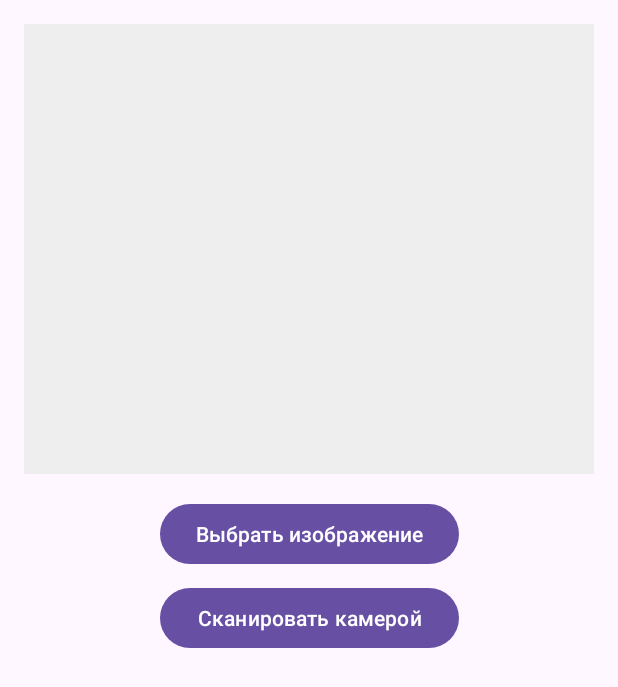
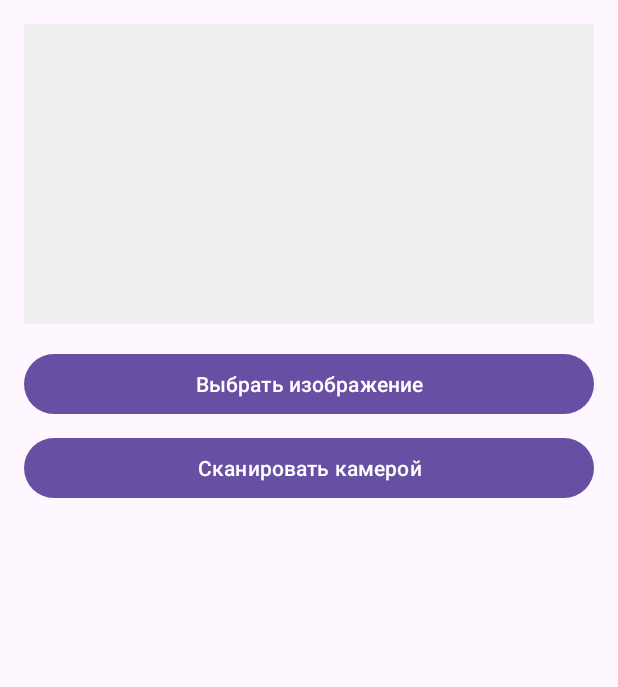
Before and after one commit to lepri4dw/garbage-scaner, an Android app: the screen it shows after launch (MainActivity), on a phone screen of 412 x 824 dp. Shown: the top 687 px of the screen. Run offline under Robolectric (Android 15) with nearby library versions, the phone set to English and light mode, and no system bars; libraries missing offline, so code that uses them is left out: com.google.api.gax, com.google.auth.oauth2, com.google.cloud.vision, com.karumi.dexter; pictures from the network do not load.

Commit message:
added Map in to Main

```diff
--- a/app/build.gradle.kts
+++ b/app/build.gradle.kts
@@ -66,11 +66,16 @@ dependencies {
     // Retrofit для работы с API
     implementation("com.google.code.gson:gson:2.10.1")
 
+    implementation ("com.android.volley:volley:1.2.1")
+
+
     val camerax_version = ("1.2.3")
     implementation ("androidx.camera:camera-core:$camerax_version")
     implementation ("androidx.camera:camera-camera2:$camerax_version")
     implementation ("androidx.camera:camera-lifecycle:$camerax_version")
     implementation ("androidx.camera:camera-view:$camerax_version")
+
+
 
     // Google Cloud Vision API
     implementation("com.google.cloud:google-cloud-vision:3.7.0")
--- a/app/src/main/java/com/example/garbagescaner/MainActivity.java
+++ b/app/src/main/java/com/example/garbagescaner/MainActivity.java
@@ -19,6 +19,7 @@ import androidx.appcompat.app.AppCompatActivity;
 import androidx.cardview.widget.CardView;
 
 import com.bumptech.glide.Glide;
+import com.example.garbagescaner.maps.MapActivity;
 import com.example.garbagescaner.remote.client.GeminiApiClient;
 import com.example.garbagescaner.remote.client.VisionApiClient;
 import com.example.garbagescaner.remote.gemini.GarbageInfo;
@@ -37,7 +38,8 @@ public class MainActivity extends AppCompatActivity {
 
     private ImageView imageView;
     private Button btnSelectImage;
-    private Button btnScanWithCamera; // Новая кнопка для сканирования камерой
+    private Button btnScanWithCamera; // Кнопка для сканирования камерой
+    private Button btnFindRecyclingPoints; // Кнопка для поиска пунктов приема
     private TextView tvLoading;
     private CardView cardResult;
     private TextView tvGarbageType;
@@ -50,6 +52,8 @@ public class MainActivity extends AppCompatActivity {
     // Лаунчеры для выбора изображения и сканирования камерой
     private ActivityResultLauncher<Intent> imagePickerLauncher;
     private ActivityResultLauncher<Intent> cameraLauncher;
+
+    private String currentWasteType; // Для хранения текущего типа отхода
 
     @Override
     protected void onCreate(Bundle savedInstanceState) {
@@ -65,7 +69,8 @@ public class MainActivity extends AppCompatActivity {
     private void initializeViews() {
         imageView = findViewById(R.id.imageView);
         btnSelectImage = findViewById(R.id.btnSelectImage);
-        btnScanWithCamera = findViewById(R.id.btnScanWithCamera); // Инициализация новой кнопки
+        btnScanWithCamera = findViewById(R.id.btnScanWithCamera);
+        btnFindRecyclingPoints = findViewById(R.id.btnFindRecyclingPoints);
         tvLoading = findViewById(R.id.tvLoading);
         cardResult = findViewById(R.id.cardResult);
         tvGarbageType = findViewById(R.id.tvGarbageType);
@@ -120,7 +125,8 @@ public class MainActivity extends AppCompatActivity {
 
     private void setupListeners() {
         btnSelectImage.setOnClickListener(v -> checkPermissionAndPickImage());
-        btnScanWithCamera.setOnClickListener(v -> openCameraScanner()); // Добавление обработчика для новой кнопки
+        btnScanWithCamera.setOnClickListener(v -> openCameraScanner());
+        btnFindRecyclingPoints.setOnClickListener(v -> openMap());
     }
 
     private void checkPermissionAndPickImage() {
@@ -157,10 +163,20 @@ public class MainActivity extends AppCompatActivity {
         imagePickerLauncher.launch(intent);
     }
 
-    // Новый метод для запуска активности сканера
+    // Метод для запуска активности сканера
     private void openCameraScanner() {
         Intent intent = new Intent(this, CameraActivity.class);
         cameraLauncher.launch(intent);
+    }
+
+    // Новый метод для открытия карты с пунктами приема
+    private void openMap() {
+        Intent intent = new Intent(this, MapActivity.class);
+        // Передаем тип отхода, чтобы сразу показать нужные пункты приема
+        if (currentWasteType != null && !currentWasteType.isEmpty()) {
+            intent.putExtra("waste_type", currentWasteType);
+        }
+        startActivity(intent);
     }
 
     private void displayImage(Bitmap bitmap) {
@@ -213,11 +229,13 @@ public class MainActivity extends AppCompatActivity {
     private void showLoading(boolean isLoading) {
         tvLoading.setVisibility(isLoading ? View.VISIBLE : View.GONE);
         btnSelectImage.setEnabled(!isLoading);
-        btnScanWithCamera.setEnabled(!isLoading); // Добавлено отключение кнопки сканера во время загрузки
+        btnScanWithCamera.setEnabled(!isLoading);
+        btnFindRecyclingPoints.setEnabled(!isLoading);
     }
 
     private void hideResult() {
         cardResult.setVisibility(View.GONE);
+        btnFindRecyclingPoints.setVisibility(View.GONE);
     }
 
     private void displayResult(GarbageInfo garbageInfo) {
@@ -225,5 +243,11 @@ public class MainActivity extends AppCompatActivity {
         tvInstructions.setText("Инструкция по подготовке: " + garbageInfo.getInstructions());
         tvEstimatedCost.setText("Оценочная стоимость: " + garbageInfo.getEstimatedCost());
         cardResult.setVisibility(View.VISIBLE);
+
+        // Показываем кнопку поиска пунктов приема
+        btnFindRecyclingPoints.setVisibility(View.VISIBLE);
+
+        // Сохраняем текущий тип отхода для передачи в MapActivity
+        currentWasteType = garbageInfo.getType();
     }
 }
--- a/app/src/main/res/layout/activity_main.xml
+++ b/app/src/main/res/layout/activity_main.xml
@@ -10,16 +10,17 @@
     <ImageView
         android:id="@+id/imageView"
         android:layout_width="0dp"
-        android:layout_height="300dp"
-        android:scaleType="centerCrop"
-        android:background="#EEEEEE"
+        android:layout_height="200dp"
+        android:scaleType="centerInside"
+        android:background="#EFEFEF"
         app:layout_constraintEnd_toEndOf="parent"
         app:layout_constraintStart_toStartOf="parent"
-        app:layout_constraintTop_toTopOf="parent" />
+        app:layout_constraintTop_toTopOf="parent"
+        android:contentDescription="Изображение мусора" />
 
     <Button
         android:id="@+id/btnSelectImage"
-        android:layout_width="wrap_content"
+        android:layout_width="0dp"
         android:layout_height="wrap_content"
         android:layout_marginTop="16dp"
         android:text="Выбрать изображение"
@@ -31,34 +32,36 @@
         android:id="@+id/btnScanWithCamera"
         android:layout_width="0dp"
         android:layout_height="wrap_content"
+        android:layout_marginTop="8dp"
         android:text="Сканировать камерой"
-        android:layout_marginTop="8dp"
-        app:layout_constraintTop_toBottomOf="@id/btnSelectImage"
-        app:layout_constraintStart_toStartOf="@id/btnSelectImage"
-        app:layout_constraintEnd_toEndOf="@id/btnSelectImage" />
+        app:layout_constraintEnd_toEndOf="parent"
+        app:layout_constraintStart_toStartOf="parent"
+        app:layout_constraintTop_toBottomOf="@+id/btnSelectImage" />
 
     <TextView
         android:id="@+id/tvLoading"
         android:layout_width="wrap_content"
         android:layout_height="wrap_content"
-        android:layout_marginTop="58dp"
-        android:text="Загрузка..."
+        android:text="Анализируем изображение..."
+        android:textSize="16sp"
         android:visibility="gone"
+        app:layout_constraintBottom_toBottomOf="parent"
         app:layout_constraintEnd_toEndOf="parent"
         app:layout_constraintStart_toStartOf="parent"
-        app:layout_constraintTop_toBottomOf="@+id/btnSelectImage" />
+        app:layout_constraintTop_toTopOf="parent" />
 
     <androidx.cardview.widget.CardView
         android:id="@+id/cardResult"
         android:layout_width="0dp"
         android:layout_height="wrap_content"
-        android:layout_marginTop="58dp"
+        android:layout_marginTop="16dp"
         android:visibility="gone"
         app:cardCornerRadius="8dp"
         app:cardElevation="4dp"
+        app:cardUseCompatPadding="true"
         app:layout_constraintEnd_toEndOf="parent"
         app:layout_constraintStart_toStartOf="parent"
-        app:layout_constraintTop_toBottomOf="@+id/tvLoading">
+        app:layout_constraintTop_toBottomOf="@+id/btnScanWithCamera">
 
         <LinearLayout
             android:layout_width="match_parent"
@@ -67,25 +70,48 @@
             android:padding="16dp">
 
             <TextView
+                android:layout_width="match_parent"
+                android:layout_height="wrap_content"
+                android:text="Результат анализа"
+                android:textSize="18sp"
+                android:textStyle="bold" />
+
+            <TextView
                 android:id="@+id/tvGarbageType"
                 android:layout_width="match_parent"
                 android:layout_height="wrap_content"
-                android:textSize="18sp"
-                android:textStyle="bold" />
+                android:layout_marginTop="8dp"
+                android:text="Тип отхода:"
+                android:textSize="16sp" />
 
             <TextView
                 android:id="@+id/tvInstructions"
                 android:layout_width="match_parent"
                 android:layout_height="wrap_content"
-                android:layout_marginTop="8dp" />
+                android:layout_marginTop="8dp"
+                android:text="Инструкция по подготовке:"
+                android:textSize="16sp" />
 
             <TextView
                 android:id="@+id/tvEstimatedCost"
                 android:layout_width="match_parent"
                 android:layout_height="wrap_content"
-                android:layout_marginTop="8dp" />
-
+                android:layout_marginTop="8dp"
+                android:text="Оценочная стоимость:"
+                android:textSize="16sp" />
         </LinearLayout>
     </androidx.cardview.widget.CardView>
 
+    <!-- Добавленная кнопка для поиска пунктов приема -->
+    <Button
+        android:id="@+id/btnFindRecyclingPoints"
+        android:layout_width="0dp"
+        android:layout_height="wrap_content"
+        android:layout_marginTop="16dp"
+        android:text="Найти пункты приема"
+        android:visibility="gone"
+        app:layout_constraintEnd_toEndOf="parent"
+        app:layout_constraintStart_toStartOf="parent"
+        app:layout_constraintTop_toBottomOf="@+id/cardResult" />
+
 </androidx.constraintlayout.widget.ConstraintLayout>
```
Also changed, not shown: app/src/main/AndroidManifest.xml (+5 -8 lines), app/src/main/java/com/example/garbagescaner/maps/MapActivity.java (+31 -0 lines).
